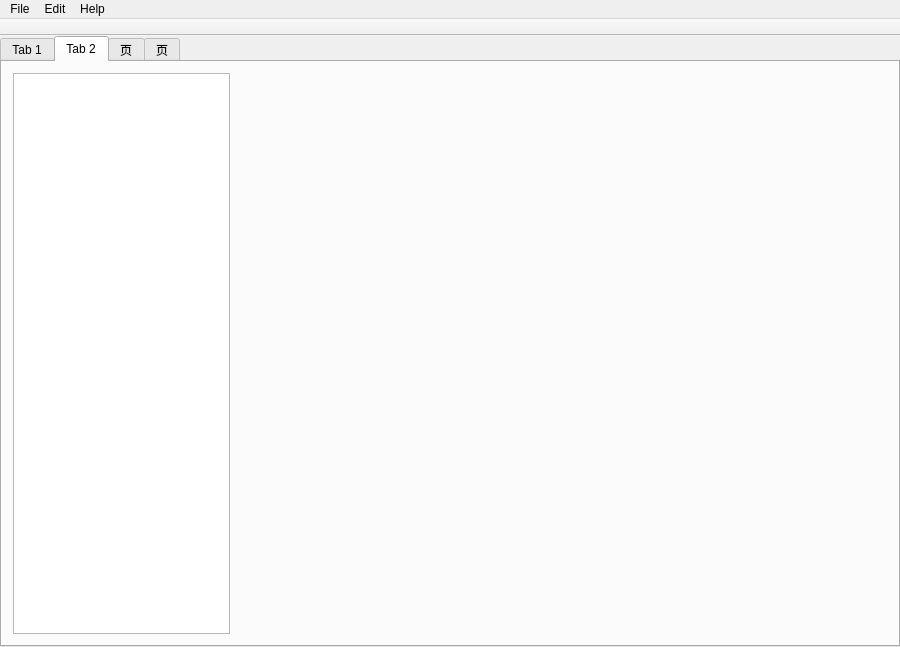
Above: src/main_window.ui from jiachen1119/gnss-sdr-monitor before the change. Below: the same form after it.
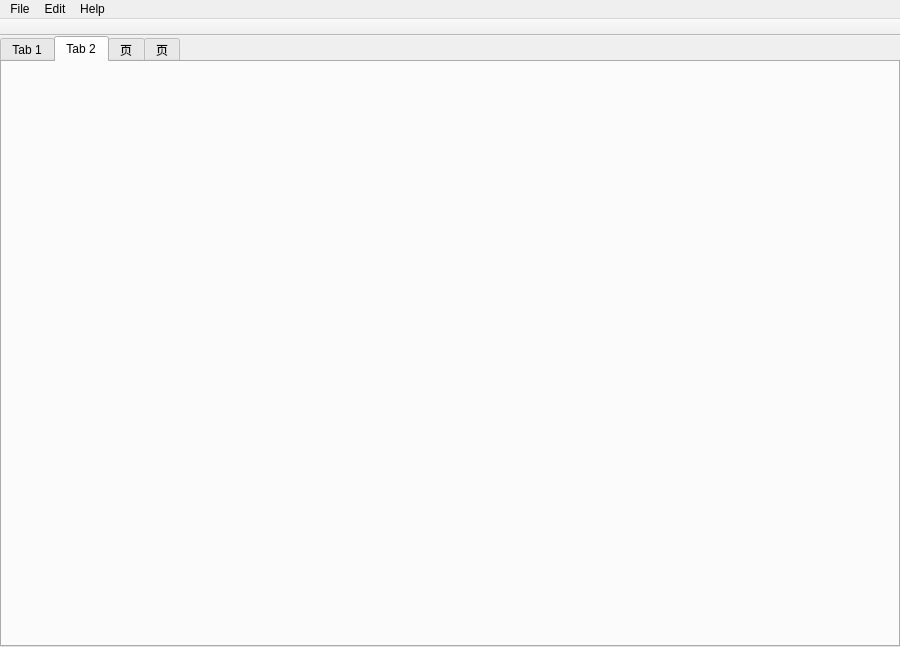
That is the form after the change. Icons and pictures are not drawn.

Commit message: Add map tab

```diff
--- a/src/main_window.ui
+++ b/src/main_window.ui
@@ -67,14 +67,6 @@
        <attribute name="title">
         <string>Tab 2</string>
        </attribute>
-       <layout class="QHBoxLayout" name="horizontalLayout" stretch="1,3">
-        <item>
-         <widget class="QListView" name="listView"/>
-        </item>
-        <item>
-         <widget class="QWidget" name="widget" native="true"/>
-        </item>
-       </layout>
       </widget>
       <widget class="QWidget" name="tab_3">
        <attribute name="title">
```
The commit also changes 2 other files.
